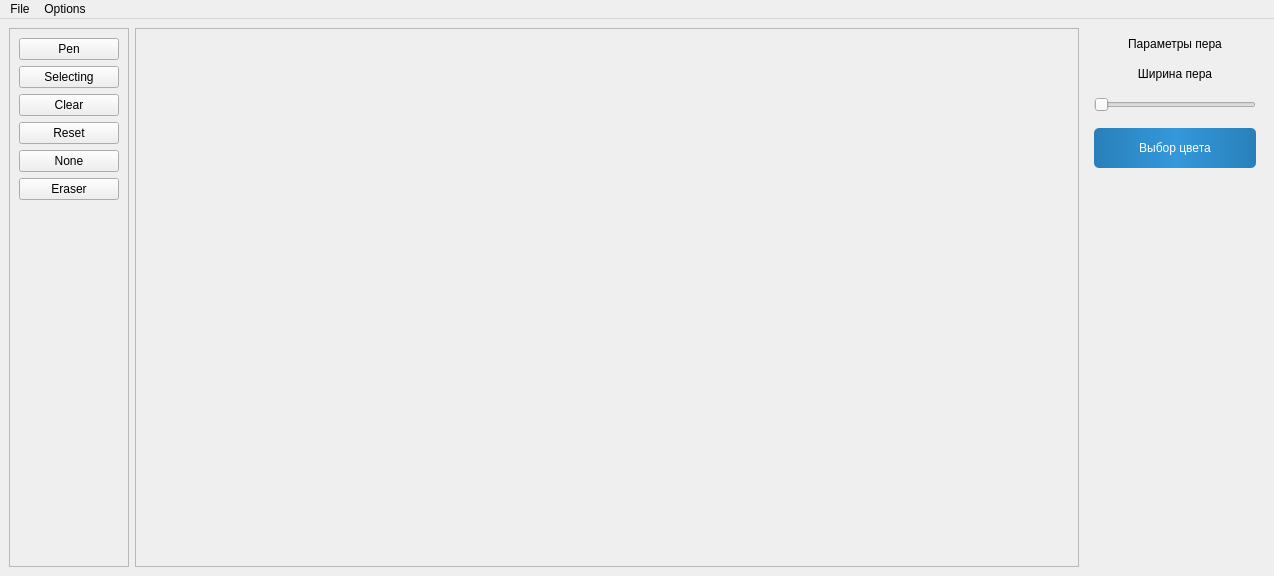
First picture: the form in canvas.ui, repository willam2007/wps, before the edit.
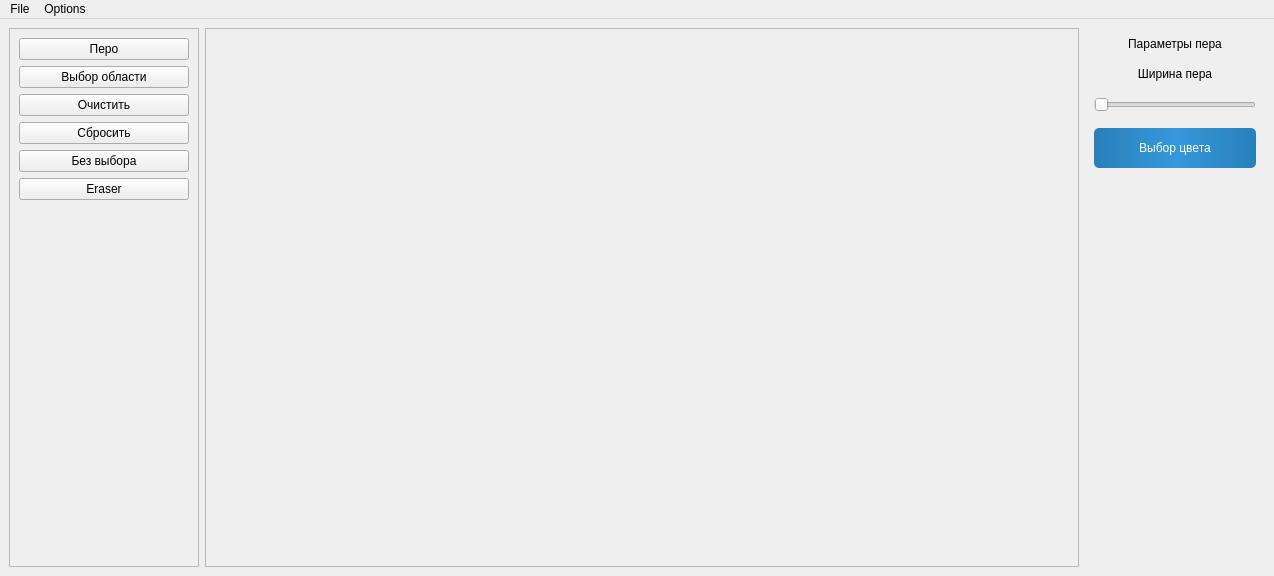
Second picture: the form after the edit. Icons and pictures are not drawn.

```diff
--- a/canvas.ui
+++ b/canvas.ui
@@ -34,7 +34,7 @@
       </property>
       <property name="minimumSize">
        <size>
-        <width>120</width>
+        <width>190</width>
         <height>40</height>
        </size>
       </property>
@@ -48,35 +48,35 @@
        <item>
         <widget class="QPushButton" name="penButton">
          <property name="text">
-          <string>Pen</string>
+          <string>Перо</string>
          </property>
         </widget>
        </item>
        <item>
         <widget class="QPushButton" name="selectingButton">
          <property name="text">
-          <string>Selecting</string>
+          <string>Выбор области</string>
          </property>
         </widget>
        </item>
        <item>
         <widget class="QPushButton" name="clearButton">
          <property name="text">
-          <string>Clear</string>
+          <string>Очистить</string>
          </property>
         </widget>
        </item>
        <item>
         <widget class="QPushButton" name="resetButton">
          <property name="text">
-          <string>Reset</string>
+          <string>Сбросить</string>
          </property>
         </widget>
        </item>
        <item>
         <widget class="QPushButton" name="noneButton">
          <property name="text">
-          <string>None</string>
+          <string>Без выбора</string>
          </property>
         </widget>
        </item>
```
